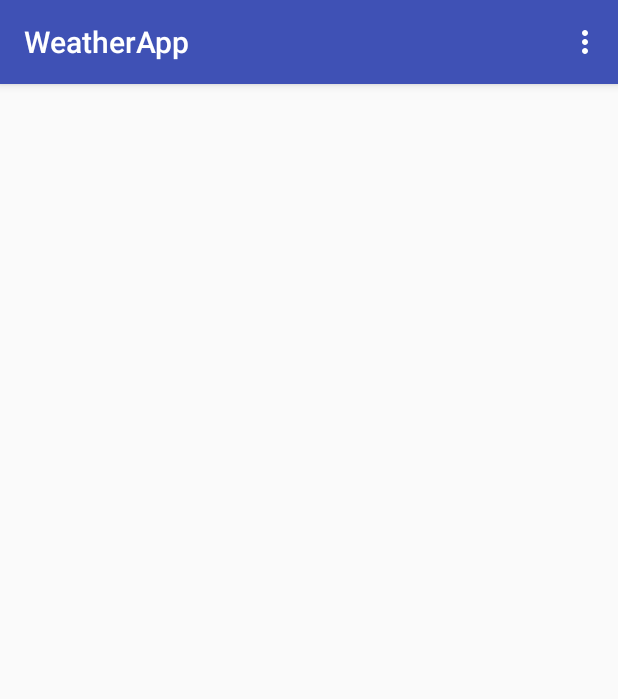
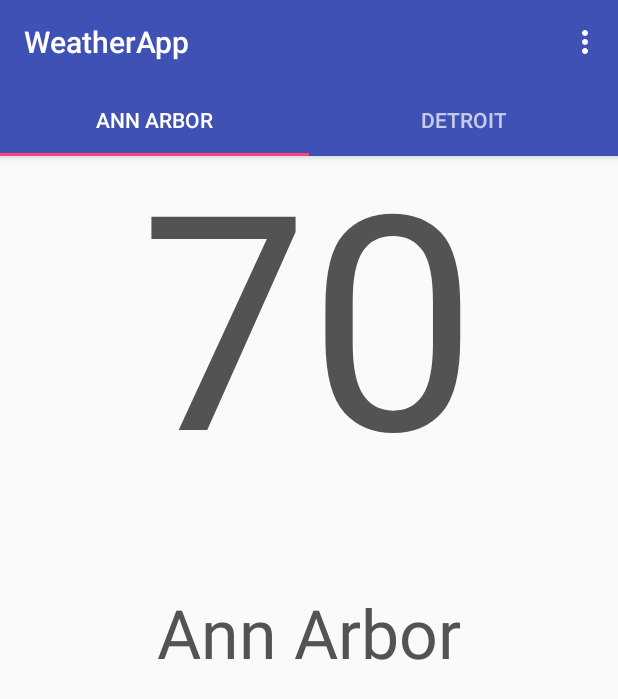
Before and after one commit to omkarmoghe/MH-Android-Workshop, an Android app: the screen it shows after launch (MainActivity), on a phone screen of 412 x 824 dp. Shown: the top 699 px of the screen. Run offline under Robolectric (Android 15) with nearby library versions, the phone set to English and light mode, and no system bars.

Commit message:
final project done

```diff
--- a/final/app/build.gradle
+++ b/final/app/build.gradle
@@ -24,4 +24,5 @@ dependencies {
     testCompile 'junit:junit:4.12'
     compile 'com.android.support:appcompat-v7:23.1.1'
     compile 'com.android.support:design:23.1.1'
+    compile 'com.squareup.okhttp3:okhttp:3.0.1'
 }
--- a/final/app/src/main/AndroidManifest.xml
+++ b/final/app/src/main/AndroidManifest.xml
@@ -1,6 +1,8 @@
 <?xml version="1.0" encoding="utf-8"?>
 <manifest xmlns:android="http://schemas.android.com/apk/res/android"
     package="com.omkar.weatherapp" >
+
+    <uses-permission android:name="android.permission.INTERNET"/>
 
     <application
         android:allowBackup="true"
--- a/final/app/src/main/java/com/omkar/weatherapp/MainActivity.java
+++ b/final/app/src/main/java/com/omkar/weatherapp/MainActivity.java
@@ -3,6 +3,8 @@ package com.omkar.weatherapp;
 import android.os.Bundle;
 import android.support.design.widget.FloatingActionButton;
 import android.support.design.widget.Snackbar;
+import android.support.design.widget.TabLayout;
+import android.support.v4.view.ViewPager;
 import android.support.v7.app.AppCompatActivity;
 import android.support.v7.widget.Toolbar;
 import android.view.View;
@@ -10,7 +12,11 @@ import android.view.Menu;
 import android.view.MenuItem;
 import android.widget.FrameLayout;
 
+import java.util.ArrayList;
+
 public class MainActivity extends AppCompatActivity {
+
+    private ArrayList<String> cities;
 
     @Override
     protected void onCreate(Bundle savedInstanceState) {
@@ -18,6 +24,38 @@ public class MainActivity extends AppCompatActivity {
         setContentView(R.layout.activity_main);
         Toolbar toolbar = (Toolbar) findViewById(R.id.toolbar);
         setSupportActionBar(toolbar);
+
+        cities = new ArrayList<>();
+        cities.add("Ann Arbor");
+        cities.add("Detroit");
+
+        TabLayout tabLayout = (TabLayout) findViewById(R.id.tab_layout);
+        tabLayout.addTab(tabLayout.newTab().setText(cities.get(0)));
+        tabLayout.addTab(tabLayout.newTab().setText(cities.get(1)));
+        tabLayout.setTabGravity(TabLayout.GRAVITY_FILL);
+
+        final ViewPager viewPager = (ViewPager) findViewById(R.id.view_pager);
+        WeatherFragmentPageAdapter weatherFragmentPageAdapter = new WeatherFragmentPageAdapter(getSupportFragmentManager());
+        weatherFragmentPageAdapter.setCities(cities);
+        viewPager.setAdapter(weatherFragmentPageAdapter);
+
+        viewPager.addOnPageChangeListener(new TabLayout.TabLayoutOnPageChangeListener(tabLayout));
+        tabLayout.setOnTabSelectedListener(new TabLayout.OnTabSelectedListener() {
+            @Override
+            public void onTabSelected(TabLayout.Tab tab) {
+                viewPager.setCurrentItem(tab.getPosition());
+            }
+
+            @Override
+            public void onTabUnselected(TabLayout.Tab tab) {
+
+            }
+
+            @Override
+            public void onTabReselected(TabLayout.Tab tab) {
+
+            }
+        });
 
     }
 
--- a/final/app/src/main/java/com/omkar/weatherapp/WeatherFragment.java
+++ b/final/app/src/main/java/com/omkar/weatherapp/WeatherFragment.java
@@ -1,18 +1,34 @@
 package com.omkar.weatherapp;
 
-import android.app.Fragment;
 import android.os.Bundle;
 import android.support.annotation.Nullable;
 import android.support.design.widget.Snackbar;
+import android.support.v4.app.Fragment;
+import android.util.Log;
 import android.view.LayoutInflater;
 import android.view.View;
 import android.view.ViewGroup;
+import android.widget.NumberPicker;
 import android.widget.TextView;
+
+import org.json.JSONException;
+import org.json.JSONObject;
+
+import java.io.IOException;
+import java.text.DecimalFormat;
+import java.text.Format;
+
+import okhttp3.Call;
+import okhttp3.Callback;
+import okhttp3.OkHttpClient;
+import okhttp3.Request;
+import okhttp3.Response;
 
 /**
  * Created by Omkar Moghe on 1/30/2016.
  */
 public class WeatherFragment extends Fragment {
+    public static final String TAG = "WeatherFragment";
 
     private TextView temperature;
     private TextView city;
@@ -53,6 +69,7 @@ public class WeatherFragment extends Fragment {
 
         temperature = (TextView) view.findViewById(R.id.temperature);
         city = (TextView) view.findViewById(R.id.city);
+        city.setText(cityToSearch);
 
         city.setOnClickListener(new View.OnClickListener() {
             @Override
@@ -61,8 +78,36 @@ public class WeatherFragment extends Fragment {
             }
         });
 
+        // get the weather data
+        String url = "http://api.openweathermap.org/data/2.5/weather?q=" + cityToSearch + "&appid=44db6a862fba0b067b1930da0d769e98";
+        OkHttpClient client = new OkHttpClient();
+        Request request = new Request.Builder()
+                .url(url)
+                .build();
+        client.newCall(request).enqueue(new Callback() {
+            @Override
+            public void onFailure(Call call, IOException e) {
+
+            }
+
+            @Override
+            public void onResponse(Call call, Response response) throws IOException {
+                try {
+                    JSONObject weather = new JSONObject(response.body().string());
+                    double kelvin = weather.getJSONObject("main").getDouble("temp");
+                    final double fahrenheit = kelvin * 9 / 5 - 459.67;
+                    getActivity().runOnUiThread(new Runnable() {
+                        @Override
+                        public void run() {
+                            temperature.setText(new DecimalFormat("#").format(fahrenheit).toString());
+                        }
+                    });
+                } catch (JSONException j) {
+                    Log.e(TAG, "damn you json", j);
+                }
+            }
+        });
+
         return view;
     }
-
-
 }
--- a/final/app/src/main/java/com/omkar/weatherapp/WeatherFragmentPageAdapter.java
+++ b/final/app/src/main/java/com/omkar/weatherapp/WeatherFragmentPageAdapter.java
@@ -1,30 +1,44 @@
 package com.omkar.weatherapp;
+
+
 
 import android.support.v4.app.Fragment;
 import android.support.v4.app.FragmentManager;
 import android.support.v4.app.FragmentPagerAdapter;
+
+import java.util.ArrayList;
 
 /**
  * Created by Omkar Moghe on 1/30/2016.
  */
 public class WeatherFragmentPageAdapter extends FragmentPagerAdapter {
 
+    private ArrayList<String> cities;
+
     public WeatherFragmentPageAdapter(FragmentManager fm) {
         super(fm);
     }
 
+    public ArrayList<String> getCities() {
+        return cities;
+    }
+
+    public void setCities(ArrayList<String> cities) {
+        this.cities = cities;
+    }
+
     @Override
     public Fragment getItem(int position) {
-        return null;
+        return WeatherFragment.newInstance(cities.get(position));
     }
 
     @Override
     public CharSequence getPageTitle(int position) {
-        return super.getPageTitle(position);
+        return cities.get(position);
     }
 
     @Override
     public int getCount() {
-        return 0;
+        return cities.size();
     }
 }
--- a/final/app/src/main/res/layout/activity_main.xml
+++ b/final/app/src/main/res/layout/activity_main.xml
@@ -18,7 +18,13 @@
             android:layout_width="match_parent"
             android:layout_height="?attr/actionBarSize"
             android:background="?attr/colorPrimary"
-            app:popupTheme="@style/AppTheme.PopupOverlay" />
+            app:popupTheme="@style/AppTheme.PopupOverlay"/>
+
+        <android.support.design.widget.TabLayout android:layout_width="match_parent"
+            android:layout_height="wrap_content"
+            android:background="?attr/colorPrimary"
+            android:minHeight="?attr/actionBarSize"
+            android:id="@+id/tab_layout"/>
 
     </android.support.design.widget.AppBarLayout>
 
```
